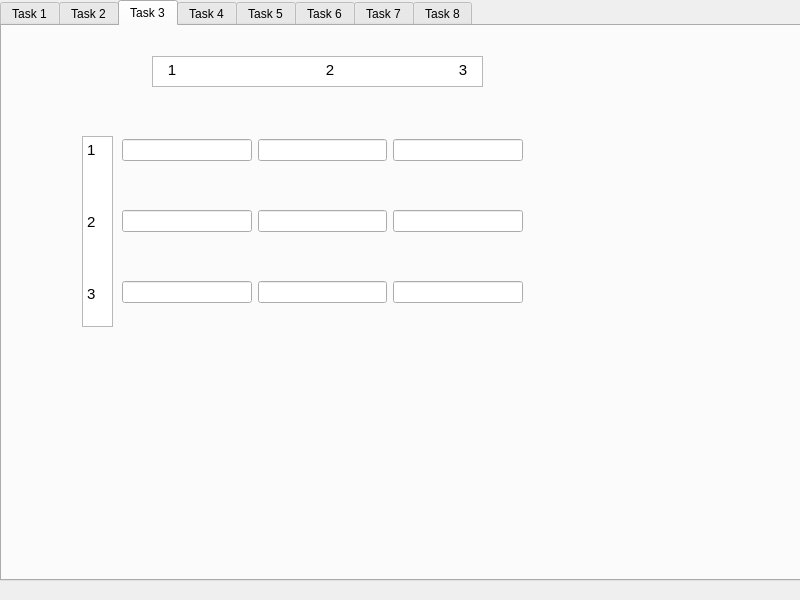
Before: the Qt Designer form untitled.ui in barcek2281/finalCMath, drawn with Qt 5.
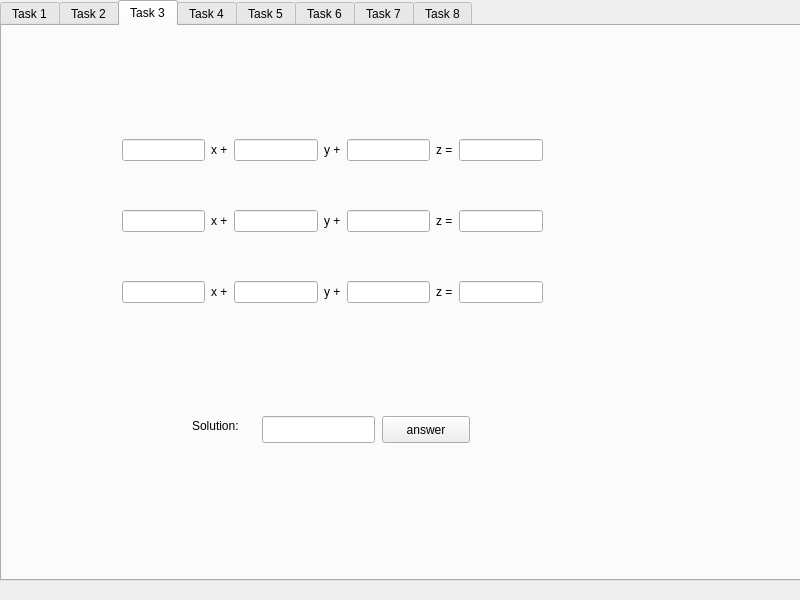
After: the same form once the commit is applied. The open tabs and pages were chosen to show the change.

Patch:
```diff
--- a/untitled.ui
+++ b/untitled.ui
@@ -155,80 +155,146 @@
        <rect>
         <x>120</x>
         <y>70</y>
-        <width>401</width>
+        <width>421</width>
         <height>251</height>
        </rect>
       </property>
       <layout class="QGridLayout" name="gridLayout_2">
-       <item row="2" column="2">
+       <item row="2" column="4">
         <widget class="QLineEdit" name="lineEdit_3"/>
        </item>
-       <item row="0" column="1">
+       <item row="2" column="3">
+        <widget class="QLabel" name="label_9">
+         <property name="text">
+          <string>y +</string>
+         </property>
+        </widget>
+       </item>
+       <item row="1" column="3">
+        <widget class="QLabel" name="label_8">
+         <property name="text">
+          <string>y +</string>
+         </property>
+        </widget>
+       </item>
+       <item row="1" column="1">
+        <widget class="QLabel" name="label_6">
+         <property name="text">
+          <string>x +</string>
+         </property>
+        </widget>
+       </item>
+       <item row="2" column="6">
+        <widget class="QLineEdit" name="lineEdit_12"/>
+       </item>
+       <item row="0" column="2">
         <widget class="QLineEdit" name="lineEdit_4"/>
        </item>
-       <item row="2" column="0">
-        <widget class="QLineEdit" name="lineEdit_9"/>
+       <item row="0" column="6">
+        <widget class="QLineEdit" name="lineEdit_11"/>
+       </item>
+       <item row="1" column="6">
+        <widget class="QLineEdit" name="lineEdit_13"/>
+       </item>
+       <item row="1" column="4">
+        <widget class="QLineEdit" name="lineEdit_2"/>
        </item>
        <item row="1" column="0">
         <widget class="QLineEdit" name="lineEdit_10"/>
        </item>
-       <item row="2" column="1">
-        <widget class="QLineEdit" name="lineEdit_5"/>
-       </item>
        <item row="0" column="0">
         <widget class="QLineEdit" name="lineEdit_6"/>
        </item>
-       <item row="0" column="2">
+       <item row="0" column="4">
         <widget class="QLineEdit" name="lineEdit_8"/>
        </item>
-       <item row="1" column="1">
+       <item row="1" column="2">
         <widget class="QLineEdit" name="lineEdit_7"/>
        </item>
-       <item row="1" column="2">
-        <widget class="QLineEdit" name="lineEdit_2"/>
+       <item row="0" column="1">
+        <widget class="QLabel" name="label_4">
+         <property name="text">
+          <string>x +</string>
+         </property>
+        </widget>
+       </item>
+       <item row="2" column="2">
+        <widget class="QLineEdit" name="lineEdit_5"/>
+       </item>
+       <item row="2" column="0">
+        <widget class="QLineEdit" name="lineEdit_9"/>
+       </item>
+       <item row="2" column="1">
+        <widget class="QLabel" name="label_5">
+         <property name="text">
+          <string>x +</string>
+         </property>
+        </widget>
+       </item>
+       <item row="0" column="3">
+        <widget class="QLabel" name="label_7">
+         <property name="text">
+          <string>y +</string>
+         </property>
+        </widget>
+       </item>
+       <item row="0" column="5">
+        <widget class="QLabel" name="label_10">
+         <property name="text">
+          <string>z =</string>
+         </property>
+        </widget>
+       </item>
+       <item row="1" column="5">
+        <widget class="QLabel" name="label_11">
+         <property name="text">
+          <string>z =</string>
+         </property>
+        </widget>
+       </item>
+       <item row="2" column="5">
+        <widget class="QLabel" name="label_12">
+         <property name="text">
+          <string>z =</string>
+         </property>
+        </widget>
        </item>
       </layout>
      </widget>
-     <widget class="QTextEdit" name="textEdit">
+     <widget class="QLineEdit" name="lineEdit_14">
       <property name="geometry">
        <rect>
-        <x>80</x>
-        <y>110</y>
-        <width>31</width>
-        <height>191</height>
+        <x>260</x>
+        <y>390</y>
+        <width>113</width>
+        <height>27</height>
        </rect>
       </property>
-      <property name="html">
-       <string>&lt;!DOCTYPE HTML PUBLIC &quot;-//W3C//DTD HTML 4.0//EN&quot; &quot;http://www.w3.org/TR/REC-html40/strict.dtd&quot;&gt;
-&lt;html&gt;&lt;head&gt;&lt;meta name=&quot;qrichtext&quot; content=&quot;1&quot; /&gt;&lt;style type=&quot;text/css&quot;&gt;
-p, li { white-space: pre-wrap; }
-&lt;/style&gt;&lt;/head&gt;&lt;body style=&quot; font-family:'Ubuntu Sans'; font-size:11pt; font-weight:400; font-style:normal;&quot;&gt;
-&lt;p style=&quot; margin-top:0px; margin-bottom:0px; margin-left:0px; margin-right:0px; -qt-block-indent:0; text-indent:0px;&quot;&gt;1&lt;/p&gt;
-&lt;p style=&quot;-qt-paragraph-type:empty; margin-top:0px; margin-bottom:0px; margin-left:0px; margin-right:0px; -qt-block-indent:0; text-indent:0px;&quot;&gt;&lt;br /&gt;&lt;/p&gt;
-&lt;p style=&quot;-qt-paragraph-type:empty; margin-top:0px; margin-bottom:0px; margin-left:0px; margin-right:0px; -qt-block-indent:0; text-indent:0px;&quot;&gt;&lt;br /&gt;&lt;/p&gt;
-&lt;p style=&quot;-qt-paragraph-type:empty; margin-top:0px; margin-bottom:0px; margin-left:0px; margin-right:0px; -qt-block-indent:0; text-indent:0px;&quot;&gt;&lt;br /&gt;&lt;/p&gt;
-&lt;p style=&quot; margin-top:0px; margin-bottom:0px; margin-left:0px; margin-right:0px; -qt-block-indent:0; text-indent:0px;&quot;&gt;2&lt;/p&gt;
-&lt;p style=&quot;-qt-paragraph-type:empty; margin-top:0px; margin-bottom:0px; margin-left:0px; margin-right:0px; -qt-block-indent:0; text-indent:0px;&quot;&gt;&lt;br /&gt;&lt;/p&gt;
-&lt;p style=&quot;-qt-paragraph-type:empty; margin-top:0px; margin-bottom:0px; margin-left:0px; margin-right:0px; -qt-block-indent:0; text-indent:0px;&quot;&gt;&lt;br /&gt;&lt;/p&gt;
-&lt;p style=&quot;-qt-paragraph-type:empty; margin-top:0px; margin-bottom:0px; margin-left:0px; margin-right:0px; -qt-block-indent:0; text-indent:0px;&quot;&gt;&lt;br /&gt;&lt;/p&gt;
-&lt;p style=&quot; margin-top:0px; margin-bottom:0px; margin-left:0px; margin-right:0px; -qt-block-indent:0; text-indent:0px;&quot;&gt;3&lt;/p&gt;&lt;/body&gt;&lt;/html&gt;</string>
+     </widget>
+     <widget class="QLabel" name="label_13">
+      <property name="geometry">
+       <rect>
+        <x>190</x>
+        <y>390</y>
+        <width>66</width>
+        <height>19</height>
+       </rect>
       </property>
+      <property name="text">
+       <string>Solution:</string>
+      </property>
      </widget>
-     <widget class="QTextEdit" name="textEdit_2">
+     <widget class="QPushButton" name="pushButton">
       <property name="geometry">
        <rect>
-        <x>150</x>
-        <y>30</y>
-        <width>331</width>
-        <height>31</height>
+        <x>380</x>
+        <y>390</y>
+        <width>88</width>
+        <height>27</height>
        </rect>
       </property>
-      <property name="html">
-       <string>&lt;!DOCTYPE HTML PUBLIC &quot;-//W3C//DTD HTML 4.0//EN&quot; &quot;http://www.w3.org/TR/REC-html40/strict.dtd&quot;&gt;
-&lt;html&gt;&lt;head&gt;&lt;meta name=&quot;qrichtext&quot; content=&quot;1&quot; /&gt;&lt;style type=&quot;text/css&quot;&gt;
-p, li { white-space: pre-wrap; }
-&lt;/style&gt;&lt;/head&gt;&lt;body style=&quot; font-family:'Ubuntu Sans'; font-size:11pt; font-weight:400; font-style:normal;&quot;&gt;
-&lt;p align=&quot;center&quot; style=&quot; margin-top:0px; margin-bottom:0px; margin-left:0px; margin-right:0px; -qt-block-indent:0; text-indent:0px;&quot;&gt;1                                    2                              3&lt;/p&gt;&lt;/body&gt;&lt;/html&gt;</string>
+      <property name="text">
+       <string>answer</string>
       </property>
      </widget>
     </widget>
@@ -236,6 +302,94 @@
      <attribute name="title">
       <string>Task 4</string>
      </attribute>
+     <widget class="QWidget" name="gridLayoutWidget_3">
+      <property name="geometry">
+       <rect>
+        <x>110</x>
+        <y>70</y>
+        <width>421</width>
+        <height>251</height>
+       </rect>
+      </property>
+      <layout class="QGridLayout" name="gridLayout_3">
+       <item row="0" column="2">
+        <widget class="QLineEdit" name="lineEdit_23"/>
+       </item>
+       <item row="2" column="2">
+        <widget class="QLineEdit" name="lineEdit_15"/>
+       </item>
+       <item row="1" column="1">
+        <widget class="QLineEdit" name="lineEdit_24"/>
+       </item>
+       <item row="2" column="0">
+        <widget class="QLineEdit" name="lineEdit_26"/>
+       </item>
+       <item row="0" column="1">
+        <widget class="QLineEdit" name="lineEdit_17"/>
+       </item>
+       <item row="1" column="2">
+        <widget class="QLineEdit" name="lineEdit_20"/>
+       </item>
+       <item row="0" column="0">
+        <widget class="QLineEdit" name="lineEdit_22"/>
+       </item>
+       <item row="2" column="1">
+        <widget class="QLineEdit" name="lineEdit_25"/>
+       </item>
+       <item row="1" column="0">
+        <widget class="QLineEdit" name="lineEdit_21"/>
+       </item>
+      </layout>
+     </widget>
+     <widget class="QLabel" name="label_14">
+      <property name="geometry">
+       <rect>
+        <x>110</x>
+        <y>30</y>
+        <width>171</width>
+        <height>19</height>
+       </rect>
+      </property>
+      <property name="text">
+       <string>Find inverse matrix</string>
+      </property>
+     </widget>
+     <widget class="QPushButton" name="pushButton_3">
+      <property name="geometry">
+       <rect>
+        <x>380</x>
+        <y>30</y>
+        <width>88</width>
+        <height>27</height>
+       </rect>
+      </property>
+      <property name="text">
+       <string>solve</string>
+      </property>
+     </widget>
+     <widget class="QTextEdit" name="textEdit">
+      <property name="geometry">
+       <rect>
+        <x>280</x>
+        <y>340</y>
+        <width>181</width>
+        <height>111</height>
+       </rect>
+      </property>
+     </widget>
+     <widget class="QLabel" name="label_15">
+      <property name="geometry">
+       <rect>
+        <x>190</x>
+        <y>350</y>
+        <width>66</width>
+        <height>19</height>
+       </rect>
+      </property>
+      <property name="text">
+       <string>solution:</string>
+      </property>
+     </widget>
     </widget>
     <widget class="QWidget" name="tab_4">
      <attribute name="title">
```
Left out of the diff: 19 changed lines with no effect on the pictures.
